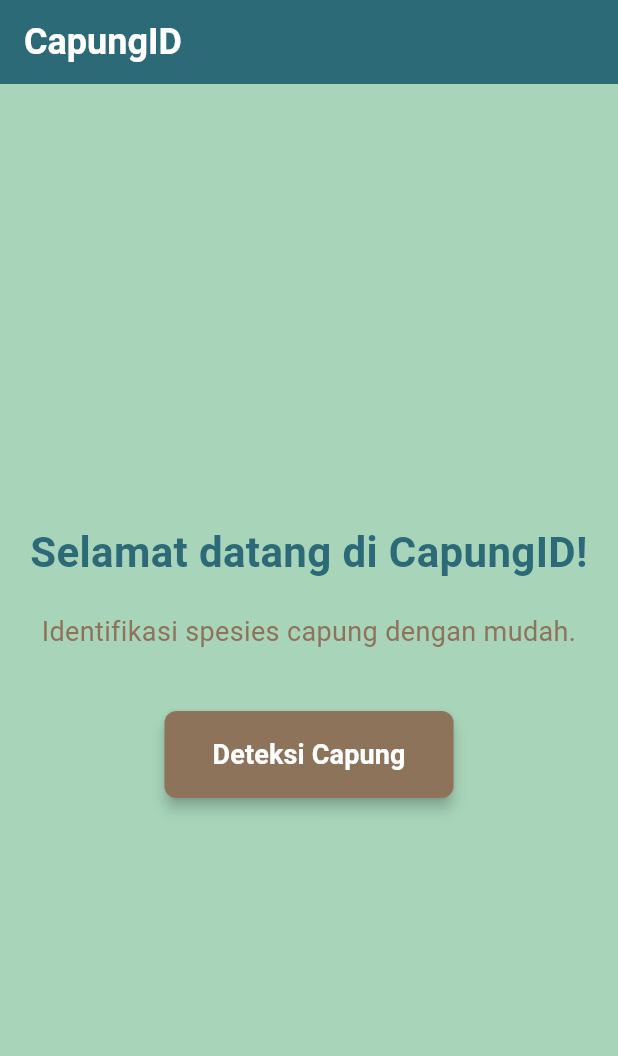
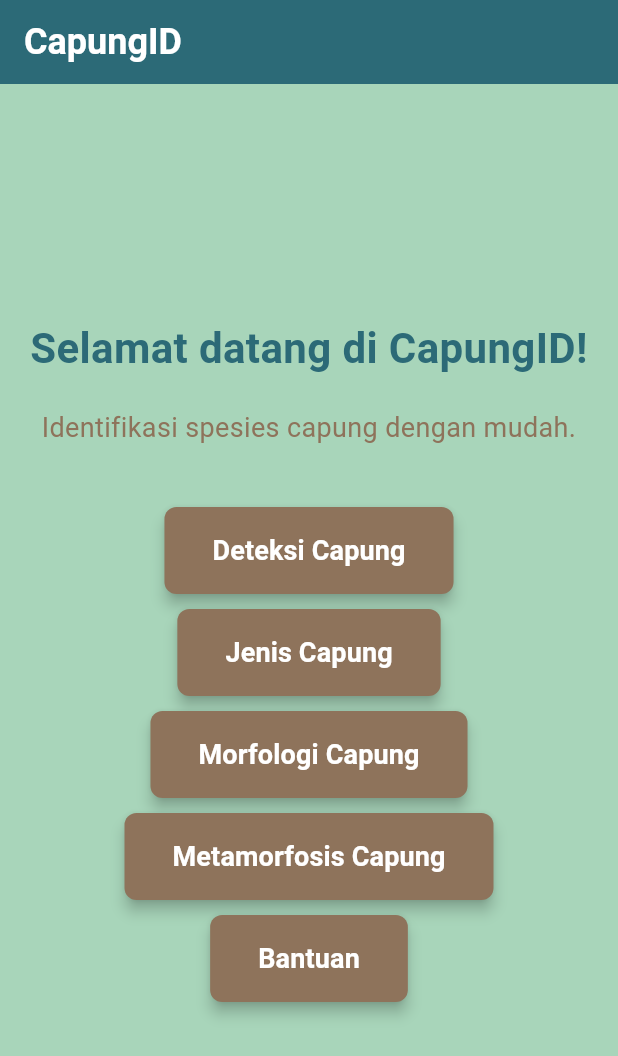
Before and after one commit to IlhamRichie/CapungID, a Flutter app: the screen it shows after launch, on a phone screen of 412 x 824 dp. Shown: the top 1056 px of the screen. Run offline on Flutter 3.47's test engine with Material 3 defaults, Android fonts, the phone set to English and light mode, and no system bars; our stand-ins replace google_fonts, image_picker; missing offline and left inert: tflite_flutter.

Commit message:
Implement basic navigation

```diff
--- a/assets/labels.txt
+++ b/assets/labels.txt
@@ -1,3 +1,3 @@
+Neurothemis_ramburii
 Orthetrum_sabina
 Pantala_flavescens
-Neurothemis_ramburii
--- a/lib/page/deteksi_capung.dart
+++ b/lib/page/deteksi_capung.dart
@@ -25,7 +25,7 @@ class _DeteksiCapungPageState extends State<DeteksiCapungPage> {
   Future<void> loadModel() async {
     try {
       // Memuat model dari file .tflite
-      _interpreter = await Interpreter.fromAsset('assets/capung_model.tflite');
+      _interpreter = await Interpreter.fromAsset('assets/capung_model_v2.tflite');
       print("Model berhasil dimuat");
     } catch (e) {
       print("Error loading model: $e");
--- a/lib/page/homescreen.dart
+++ b/lib/page/homescreen.dart
@@ -1,7 +1,11 @@
 // home_screen.dart
 import 'package:flutter/material.dart';
 import 'package:google_fonts/google_fonts.dart';
-import 'deteksi_capung.dart';  // Import halaman deteksi
+import 'bantuan/bantuan.dart';
+import 'deteksi_capung.dart';
+import 'jenis_capung/jenis_capung.dart';
+import 'metamorfosis_capung/metamorfosisi_capung.dart';
+import 'morfologi_capung/morfologi_capung.dart'; // Import halaman deteksi
 
 class HomeScreen extends StatelessWidget {
   const HomeScreen({super.key});
@@ -51,24 +55,142 @@ class HomeScreen extends StatelessWidget {
               ),
               const SizedBox(height: 40),
 
-              // Tombol Deteksi Capung
+              // Tombol Jenis Capung
               ElevatedButton(
                 onPressed: () {
                   Navigator.push(
                     context,
-                    MaterialPageRoute(builder: (context) => const DeteksiCapungPage()),
+                    MaterialPageRoute(
+                        builder: (context) => const DeteksiCapungPage()),
                   );
                 },
                 style: ElevatedButton.styleFrom(
                   backgroundColor: const Color(0xFF8E735B), // Cokelat Hangat
-                  padding: const EdgeInsets.symmetric(horizontal: 32, vertical: 16),
+                  padding:
+                      const EdgeInsets.symmetric(horizontal: 32, vertical: 16),
                   shape: RoundedRectangleBorder(
-                    borderRadius: BorderRadius.circular(8), // Membuat tombol lebih modern dengan border radius
+                    borderRadius: BorderRadius.circular(8),
                   ),
-                  elevation: 4, // Menambahkan sedikit shadow untuk efek visual
+                  elevation: 4,
                 ),
                 child: Text(
                   'Deteksi Capung',
+                  style: GoogleFonts.roboto(
+                    fontSize: 18,
+                    fontWeight: FontWeight.bold,
+                    color: Colors.white,
+                  ),
+                ),
+              ),
+              const SizedBox(height: 10),
+
+              // Tombol Jenis Capung
+              ElevatedButton(
+                onPressed: () {
+                  Navigator.push(
+                    context,
+                    MaterialPageRoute(
+                        builder: (context) => const JenisCapungPage()),
+                  );
+                },
+                style: ElevatedButton.styleFrom(
+                  backgroundColor: const Color(0xFF8E735B), // Cokelat Hangat
+                  padding:
+                      const EdgeInsets.symmetric(horizontal: 32, vertical: 16),
+                  shape: RoundedRectangleBorder(
+                    borderRadius: BorderRadius.circular(8),
+                  ),
+                  elevation: 4,
+                ),
+                child: Text(
+                  'Jenis Capung',
+                  style: GoogleFonts.roboto(
+                    fontSize: 18,
+                    fontWeight: FontWeight.bold,
+                    color: Colors.white,
+                  ),
+                ),
+              ),
+              const SizedBox(height: 10),
+
+              // Tombol Morfologi Capung
+              ElevatedButton(
+                onPressed: () {
+                  Navigator.push(
+                    context,
+                    MaterialPageRoute(
+                        builder: (context) => const MorfologiCapungPage()),
+                  );
+                },
+                style: ElevatedButton.styleFrom(
+                  backgroundColor: const Color(0xFF8E735B), // Cokelat Hangat
+                  padding:
+                      const EdgeInsets.symmetric(horizontal: 32, vertical: 16),
+                  shape: RoundedRectangleBorder(
+                    borderRadius: BorderRadius.circular(8),
+                  ),
+                  elevation: 4,
+                ),
+                child: Text(
+                  'Morfologi Capung',
+                  style: GoogleFonts.roboto(
+                    fontSize: 18,
+                    fontWeight: FontWeight.bold,
+                    color: Colors.white,
+                  ),
+                ),
+              ),
+              const SizedBox(height: 10),
+
+              // Tombol Metamorfosis Capung
+              ElevatedButton(
+                onPressed: () {
+                  Navigator.push(
+                    context,
+                    MaterialPageRoute(
+                        builder: (context) => const MetamorfosisCapungPage()),
+                  );
+                },
+                style: ElevatedButton.styleFrom(
+                  backgroundColor: const Color(0xFF8E735B), // Cokelat Hangat
+                  padding:
+                      const EdgeInsets.symmetric(horizontal: 32, vertical: 16),
+                  shape: RoundedRectangleBorder(
+                    borderRadius: BorderRadius.circular(8),
+                  ),
+                  elevation: 4,
+                ),
+                child: Text(
+                  'Metamorfosis Capung',
+                  style: GoogleFonts.roboto(
+                    fontSize: 18,
+                    fontWeight: FontWeight.bold,
+                    color: Colors.white,
+                  ),
+                ),
+              ),
+              const SizedBox(height: 10),
+
+              // Tombol Bantuan
+              ElevatedButton(
+                onPressed: () {
+                  Navigator.push(
+                    context,
+                    MaterialPageRoute(
+                        builder: (context) => const BantuanCapungPage()),
+                  );
+                },
+                style: ElevatedButton.styleFrom(
+                  backgroundColor: const Color(0xFF8E735B), // Cokelat Hangat
+                  padding:
+                      const EdgeInsets.symmetric(horizontal: 32, vertical: 16),
+                  shape: RoundedRectangleBorder(
+                    borderRadius: BorderRadius.circular(8),
+                  ),
+                  elevation: 4,
+                ),
+                child: Text(
+                  'Bantuan',
                   style: GoogleFonts.roboto(
                     fontSize: 18,
                     fontWeight: FontWeight.bold,
--- a/pubspec.yaml
+++ b/pubspec.yaml
@@ -72,6 +72,7 @@ flutter:
     - assets/logo/logocapung.jpg
     - assets/capung_model.tflite
     - assets/labels.txt
+    - assets/capung_model_v2.tflite
 
   # An image asset can refer to one or more resolution-specific "variants", see
   # https://flutter.dev/to/resolution-aware-images
```
Also changed, not shown: lib/page/bantuan/bantuan.dart (added, +51 -0 lines), lib/page/jenis_capung/jenis_capung.dart (added, +57 -0 lines), lib/page/metamorfosis_capung/metamorfosisi_capung.dart (added, +56 -0 lines), lib/page/morfologi_capung/morfologi_capung.dart (added, +52 -0 lines), 1 other file.
